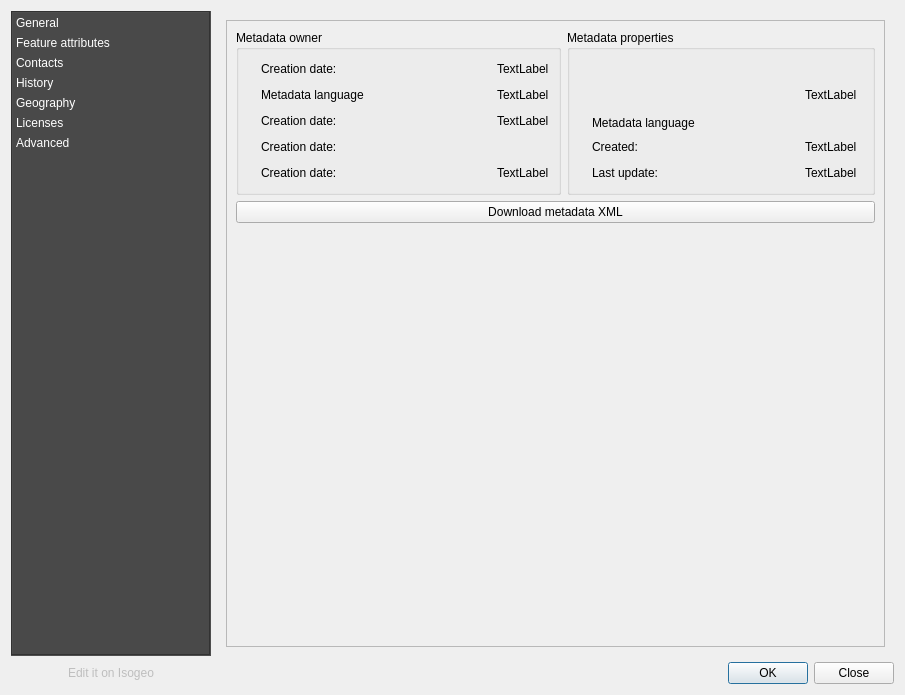
First picture: the form in ui/metadata/ui_md_details.ui, repository isogeo/isogeo-plugin-qgis, before the edit.
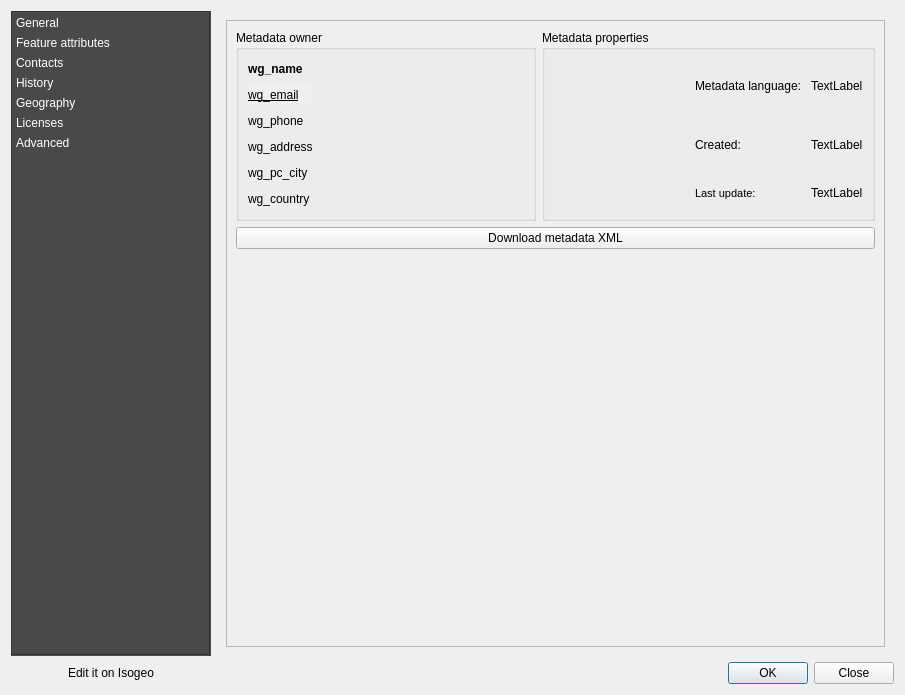
Second picture: the form after the edit. The open tabs and pages were chosen to show the change. Icons and pictures are not drawn. Custom widgets are drawn as their Qt base class.

Commit message: working on #64 : advanced tab and feature attributes tab

```diff
--- a/ui/metadata/ui_md_details.ui
+++ b/ui/metadata/ui_md_details.ui
@@ -20,7 +20,52 @@
    <locale language="English" country="UnitedStates"/>
   </property>
   <layout class="QGridLayout" name="gridLayout_2">
-   <item row="0" column="0">
+   <item column="0" row="1">
+    <widget class="QPushButton" name="btn_md_edit">
+     <property name="enabled">
+      <bool>true</bool>
+     </property>
+     <property name="autoFillBackground">
+      <bool>true</bool>
+     </property>
+     <property name="text">
+      <string>Edit it on Isogeo</string>
+     </property>
+     <property name="icon">
+      <iconset resource="../../resources.qrc">
+       <normaloff>:/plugins/Isogeo/resources/pencil.svg</normaloff>:/plugins/Isogeo/resources/pencil.svg</iconset>
+     </property>
+     <property name="checkable">
+      <bool>false</bool>
+     </property>
+     <property name="default">
+      <bool>false</bool>
+     </property>
+     <property name="flat">
+      <bool>true</bool>
+     </property>
+    </widget>
+   </item>
+   <item column="1" row="1">
+    <widget class="QDialogButtonBox" name="btn_ok_close">
+     <property name="contextMenuPolicy">
+      <enum>Qt::NoContextMenu</enum>
+     </property>
+     <property name="autoFillBackground">
+      <bool>true</bool>
+     </property>
+     <property name="standardButtons">
+      <set>QDialogButtonBox::Close|QDialogButtonBox::Ok</set>
+     </property>
+     <property name="centerButtons">
+      <bool>false</bool>
+     </property>
+    </widget>
+   </item>
+   <item column="0" row="2">
+    <layout class="QHBoxLayout" name="horizontalLayout_3" />
+   </item>
+   <item column="0" row="0">
     <widget class="QListWidget" name="li_menu">
      <property name="sizePolicy">
       <sizepolicy hsizetype="Minimum" vsizetype="Expanding">
@@ -1054,276 +1099,12 @@
              <rect>
               <x>0</x>
               <y>0</y>
-              <width>650</width>
-              <height>602</height>
+              <width>479</width>
+              <height>214</height>
              </rect>
             </property>
             <layout class="QGridLayout" name="gridLayout_3">
-             <item row="0" column="0">
-              <widget class="QGroupBox" name="grp_md_owner">
-               <property name="maximumSize">
-                <size>
-                 <width>16777215</width>
-                 <height>16777215</height>
-                </size>
-               </property>
-               <property name="title">
-                <string>Metadata owner</string>
-               </property>
-               <layout class="QGridLayout" name="gridLayout_8">
-                <item row="0" column="0">
-                 <widget class="QLabel" name="label_40">
-                  <property name="maximumSize">
-                   <size>
-                    <width>16</width>
-                    <height>16</height>
-                   </size>
-                  </property>
-                  <property name="text">
-                   <string/>
-                  </property>
-                  <property name="pixmap">
-                   <pixmap resource="../../resources.qrc">:/plugins/Isogeo/resources/cube.svg</pixmap>
-                  </property>
-                  <property name="scaledContents">
-                   <bool>true</bool>
-                  </property>
-                 </widget>
-                </item>
-                <item row="1" column="6">
-                 <widget class="QLabel" name="val_format_5">
-                  <property name="text">
-                   <string>TextLabel</string>
-                  </property>
-                 </widget>
-                </item>
-                <item row="2" column="0">
-                 <widget class="QLabel" name="label_37">
-                  <property name="maximumSize">
-                   <size>
-                    <width>16</width>
-                    <height>16</height>
-                   </size>
-                  </property>
-                  <property name="text">
-                   <string/>
-                  </property>
-                  <property name="pixmap">
-                   <pixmap resource="../../resources.qrc">:/plugins/Isogeo/resources/calendar-o.svg</pixmap>
-                  </property>
-                  <property name="scaledContents">
-                   <bool>true</bool>
-                  </property>
-                 </widget>
-                </item>
-                <item row="1" column="0">
-                 <widget class="QLabel" name="label_34">
-                  <property name="maximumSize">
-                   <size>
-                    <width>16</width>
-                    <height>16</height>
-                   </size>
-                  </property>
-                  <property name="text">
-                   <string/>
-                  </property>
-                  <property name="pixmap">
-                   <pixmap resource="../../resources.qrc">:/plugins/Isogeo/resources/calendar-o.svg</pixmap>
-                  </property>
-                  <property name="scaledContents">
-                   <bool>true</bool>
-                  </property>
-                 </widget>
-                </item>
-                <item row="0" column="6">
-                 <widget class="QLabel" name="val_data_crea_3">
-                  <property name="text">
-                   <string>TextLabel</string>
-                  </property>
-                 </widget>
-                </item>
-                <item row="0" column="2">
-                 <widget class="QLabel" name="lbl_data_crea_6">
-                  <property name="text">
-                   <string>Creation date:</string>
-                  </property>
-                 </widget>
-                </item>
-                <item row="1" column="2">
-                 <widget class="QLabel" name="lbl_format_5">
-                  <property name="text">
-                   <string>Metadata language</string>
-                  </property>
-                 </widget>
-                </item>
-                <item row="3" column="0">
-                 <widget class="QLabel" name="label_35">
-                  <property name="maximumSize">
-                   <size>
-                    <width>16</width>
-                    <height>16</height>
-                   </size>
-                  </property>
-                  <property name="text">
-                   <string/>
-                  </property>
-                  <property name="pixmap">
-                   <pixmap resource="../../resources.qrc">:/plugins/Isogeo/resources/calendar-o.svg</pixmap>
-                  </property>
-                  <property name="scaledContents">
-                   <bool>true</bool>
-                  </property>
-                 </widget>
-                </item>
-                <item row="2" column="2">
-                 <widget class="QLabel" name="lbl_data_crea_2">
-                  <property name="text">
-                   <string>Creation date:</string>
-                  </property>
-                 </widget>
-                </item>
-                <item row="2" column="4">
-                 <spacer name="horizontalSpacer_14">
-                  <property name="orientation">
-                   <enum>Qt::Horizontal</enum>
-                  </property>
-                  <property name="sizeHint" stdset="0">
-                   <size>
-                    <width>470</width>
-                    <height>20</height>
-                   </size>
-                  </property>
-                 </spacer>
-                </item>
-                <item row="0" column="4">
-                 <spacer name="horizontalSpacer_15">
-                  <property name="orientation">
-                   <enum>Qt::Horizontal</enum>
-                  </property>
-                  <property name="sizeHint" stdset="0">
-                   <size>
-                    <width>49</width>
-                    <height>20</height>
-                   </size>
-                  </property>
-                 </spacer>
-                </item>
-                <item row="1" column="4">
-                 <spacer name="horizontalSpacer_8">
-                  <property name="orientation">
-                   <enum>Qt::Horizontal</enum>
-                  </property>
-                  <property name="sizeHint" stdset="0">
-                   <size>
-                    <width>357</width>
-                    <height>20</height>
-                   </size>
-                  </property>
-                 </spacer>
-                </item>
-                <item row="3" column="3">
-                 <spacer name="horizontalSpacer_9">
-                  <property name="orientation">
-                   <enum>Qt::Horizontal</enum>
-                  </property>
-                  <property name="sizeHint" stdset="0">
-                   <size>
-                    <width>23</width>
-                    <height>20</height>
-                   </size>
-                  </property>
-                 </spacer>
-                </item>
-                <item row="2" column="6">
-                 <widget class="QLabel" name="val_data_crea_2">
-                  <property name="text">
-                   <string>TextLabel</string>
-                  </property>
-                 </widget>
-                </item>
-                <item row="4" column="6">
-                 <widget class="QLabel" name="val_data_crea_4">
-                  <property name="text">
-                   <string>TextLabel</string>
-                  </property>
-                 </widget>
-                </item>
-                <item row="3" column="2">
-                 <widget class="QLabel" name="lbl_data_crea_4">
-                  <property name="text">
-                   <string>Creation date:</string>
-                  </property>
-                 </widget>
-                </item>
-                <item row="4" column="0">
-                 <widget class="QLabel" name="label_41">
-                  <property name="maximumSize">
-                   <size>
-                    <width>16</width>
-                    <height>16</height>
-                   </size>
-                  </property>
-                  <property name="text">
-                   <string/>
-                  </property>
-                  <property name="pixmap">
-                   <pixmap resource="../../resources.qrc">:/plugins/Isogeo/resources/calendar-o.svg</pixmap>
-                  </property>
-                  <property name="scaledContents">
-                   <bool>true</bool>
-                  </property>
-                 </widget>
-                </item>
-                <item row="4" column="2">
-                 <widget class="QLabel" name="lbl_data_crea_3">
-                  <property name="text">
-                   <string>Creation date:</string>
-                  </property>
-                 </widget>
-                </item>
-                <item row="3" column="4">
-                 <spacer name="horizontalSpacer_10">
-                  <property name="orientation">
-                   <enum>Qt::Horizontal</enum>
-                  </property>
-                  <property name="sizeHint" stdset="0">
-                   <size>
-                    <width>89</width>
-                    <height>20</height>
-                   </size>
-                  </property>
-                 </spacer>
-                </item>
-                <item row="4" column="4">
-                 <spacer name="horizontalSpacer_11">
-                  <property name="orientation">
-                   <enum>Qt::Horizontal</enum>
-                  </property>
-                  <property name="sizeHint" stdset="0">
-                   <size>
-                    <width>57</width>
-                    <height>20</height>
-                   </size>
-                  </property>
-                 </spacer>
-                </item>
-               </layout>
-               <widget class="QLabel" name="val_data_crea_6">
-                <property name="geometry">
-                 <rect>
-                  <x>350</x>
-                  <y>10</y>
-                  <width>53</width>
-                  <height>20</height>
-                 </rect>
-                </property>
-                <property name="text">
-                 <string>TextLabel</string>
-                </property>
-               </widget>
-              </widget>
-             </item>
-             <item row="3" column="0" colspan="2">
+             <item colspan="2" column="0" row="3">
               <spacer name="md_advanced_vert_spacer">
                <property name="orientation">
                 <enum>Qt::Vertical</enum>
@@ -1343,8 +1124,172 @@
                </property>
               </widget>
              </item>
-             <item row="0" column="1">
+             <item column="0" row="0">
+              <widget class="QGroupBox" name="grp_md_owner">
+               <property name="minimumSize">
+                <size>
+                 <width>300</width>
+                 <height>150</height>
+                </size>
+               </property>
+               <property name="maximumSize">
+                <size>
+                 <width>16777211</width>
+                 <height>16777215</height>
+                </size>
+               </property>
+               <property name="title">
+                <string>Metadata owner</string>
+               </property>
+               <layout class="QGridLayout" name="gridLayout_8">
+                <item column="1" row="3">
+                 <spacer name="horiz_spacer_wg_address">
+                  <property name="orientation">
+                   <enum>Qt::Horizontal</enum>
+                  </property>
+                  <property name="sizeHint" stdset="0">
+                   <size>
+                    <width>89</width>
+                    <height>20</height>
+                   </size>
+                  </property>
+                 </spacer>
+                </item>
+                <item column="1" row="2">
+                 <spacer name="horiz_spacer_wg_phone">
+                  <property name="orientation">
+                   <enum>Qt::Horizontal</enum>
+                  </property>
+                  <property name="sizeHint" stdset="0">
+                   <size>
+                    <width>470</width>
+                    <height>20</height>
+                   </size>
+                  </property>
+                 </spacer>
+                </item>
+                <item column="1" row="4">
+                 <spacer name="horiz_spacer_wg_city">
+                  <property name="orientation">
+                   <enum>Qt::Horizontal</enum>
+                  </property>
+                  <property name="sizeHint" stdset="0">
+                   <size>
+                    <width>57</width>
+                    <height>20</height>
+                   </size>
+                  </property>
+                 </spacer>
+                </item>
+                <item column="0" row="1">
+                 <widget class="QLabel" name="val_owner_email">
+                  <property name="font">
+                   <font>
+                    <underline>true</underline>
+                   </font>
+                  </property>
+                  <property name="autoFillBackground">
+                   <bool>true</bool>
+                  </property>
+                  <property name="text">
+                   <string>wg_email</string>
+                  </property>
+                  <property name="openExternalLinks">
+                   <bool>true</bool>
+                  </property>
+                 </widget>
+                </item>
+                <item column="0" row="3">
+                 <widget class="QLabel" name="val_owner_address">
+                  <property name="text">
+                   <string>wg_address</string>
+                  </property>
+                 </widget>
+                </item>
+                <item column="0" row="2">
+                 <widget class="QLabel" name="val_owner_phone">
+                  <property name="text">
+                   <string>wg_phone</string>
+                  </property>
+                 </widget>
+                </item>
+                <item column="0" row="4">
+                 <widget class="QLabel" name="val_owner_city">
+                  <property name="text">
+                   <string>wg_pc_city</string>
+                  </property>
+                 </widget>
+                </item>
+                <item column="1" row="0">
+                 <spacer name="horiz_spacer_wg_name">
+                  <property name="orientation">
+                   <enum>Qt::Horizontal</enum>
+                  </property>
+                  <property name="sizeHint" stdset="0">
+                   <size>
+                    <width>357</width>
+                    <height>20</height>
+                   </size>
+                  </property>
+                 </spacer>
+                </item>
+                <item column="1" row="1">
+                 <spacer name="horiz_spacer_wg_email">
+                  <property name="orientation">
+                   <enum>Qt::Horizontal</enum>
+                  </property>
+                  <property name="sizeHint" stdset="0">
+                   <size>
+                    <width>40</width>
+                    <height>20</height>
+                   </size>
+                  </property>
+                 </spacer>
+                </item>
+                <item column="0" row="5">
+                 <widget class="QLabel" name="val_owner_country">
+                  <property name="text">
+                   <string>wg_country</string>
+                  </property>
+                 </widget>
+                </item>
+                <item column="1" row="5">
+                 <spacer name="horiz_spacer_wg_country">
+                  <property name="orientation">
+                   <enum>Qt::Horizontal</enum>
+                  </property>
+                  <property name="sizeHint" stdset="0">
+                   <size>
+                    <width>40</width>
+                    <height>20</height>
+                   </size>
+                  </property>
+                 </spacer>
+                </item>
+                <item column="0" row="0">
+                 <widget class="QLabel" name="val_owner_name">
+                  <property name="font">
+                   <font>
+                    <weight>75</weight>
+                    <bold>true</bold>
+                   </font>
+                  </property>
+                  <property name="text">
+                   <string>wg_name</string>
+                  </property>
+                 </widget>
+                </item>
+               </layout>
+              </widget>
+             </item>
+             <item column="1" row="0">
               <widget class="QGroupBox" name="grp_md_properties">
+               <property name="minimumSize">
+                <size>
+                 <width>150</width>
+                 <height>150</height>
+                </size>
+               </property>
                <property name="maximumSize">
                 <size>
                  <width>16777215</width>
@@ -1355,125 +1300,92 @@
                 <string>Metadata properties</string>
                </property>
                <layout class="QGridLayout" name="gridLayout_10">
-                <item row="4" column="0">
-                 <widget class="QLabel" name="ico_md_date_update">
-                  <property name="maximumSize">
-                   <size>
-                    <width>16</width>
-                    <height>16</height>
-                   </size>
-                  </property>
-                  <property name="text">
-                   <string/>
-                  </property>
-                  <property name="pixmap">
-                   <pixmap resource="../../resources.qrc">:/plugins/Isogeo/resources/calendar-o.svg</pixmap>
-                  </property>
-                  <property name="scaledContents">
-                   <bool>true</bool>
-                  </property>
-                 </widget>
-                </item>
-                <item row="4" column="1">
+                <item column="2" row="4">
                  <widget class="QLabel" name="lbl_md_date_update">
-                  <property name="text">
-                   <string>Last update:</string>
-                  </property>
-                 </widget>
-                </item>
-                <item row="4" column="3">
-                 <spacer name="horiz_spacer_val_md_date_update">
-                  <property name="orientation">
-                   <enum>Qt::Horizontal</enum>
-                  </property>
-                  <property name="sizeHint" stdset="0">
+                  <property name="maximumSize">
                    <size>
-                    <width>357</width>
-                    <height>20</height>
+                    <width>75</width>
+                    <height>32</height>
                    </size>
                   </property>
-                 </spacer>
-                </item>
-                <item row="1" column="4" rowspan="2" colspan="2">
-                 <widget class="QLabel" name="val_md_lang">
+                  <property name="font">
+                   <font>
+                    <pointsize>8</pointsize>
+                   </font>
+                  </property>
                   <property name="text">
-                   <string>TextLabel</string>
+                   <string>Last update:</string>
+                  </property>
+                  <property name="scaledContents">
+                   <bool>true</bool>
+                  </property>
+                  <property name="wordWrap">
+                   <bool>false</bool>
                   </property>
                  </widget>
                 </item>
-                <item row="3" column="1">
+                <item column="2" row="3">
                  <widget class="QLabel" name="lbl_md_date_crea">
                   <property name="text">
                    <string>Created:</string>
                   </property>
                  </widget>
                 </item>
-                <item row="2" column="0">
-                 <widget class="QLabel" name="ico_md_lang">
-                  <property name="maximumSize">
-                   <size>
-                    <width>16</width>
-                    <height>16</height>
-                   </size>
-                  </property>
-                  <property name="text">
-                   <string/>
-                  </property>
-                  <property name="pixmap">
-                   <pixmap resource="../../resources.qrc">:/plugins/Isogeo/resources/cube.svg</pixmap>
-                  </property>
-                  <property name="scaledContents">
-                   <bool>true</bool>
-                  </property>
-                 </widget>
-                </item>
-                <item row="2" column="1">
+                <item column="2" row="2">
                  <widget class="QLabel" name="lbl_md_lang">
                   <property name="text">
-                   <string>Metadata language</string>
+                   <string>Metadata language: </string>
                   </property>
                  </widget>
                 </item>
-                <item row="3" column="3">
-                 <spacer name="horiz_spacer_val_md_date_crea">
-                  <property name="orientation">
-                   <enum>Qt::Horizontal</enum>
+                <item column="4" row="2">
+                 <widget class="QLabel" name="val_md_lang">
+                  <property name="text">
+                   <string>TextLabel</string>
                   </property>
-                  <property name="sizeHint" stdset="0">
-                   <size>
-                    <width>357</width>
-                    <height>20</height>
-                   </size>
+                 </widget>
+                </item>
+                <item column="4" row="4">
+                 <widget class="QLabel" name="val_md_date_update">
+                  <property name="text">
+                   <string>TextLabel</string>
                   </property>
-                 </spacer>
+                 </widget>
                 </item>
-                <item row="3" column="4" colspan="2">
+                <item column="4" row="3">
                  <widget class="QLabel" name="val_md_date_crea">
                   <property name="text">
                    <string>TextLabel</string>
                   </property>
                  </widget>
                 </item>
-                <item row="3" column="0">
-                 <widget class="QLabel" name="ico_md_date_crea">
-                  <property name="maximumSize">
+                <item column="5" row="2">
+                 <spacer name="horizontalSpacer_17">
+                  <property name="orientation">
+                   <enum>Qt::Horizontal</enum>
+                  </property>
+                  <property name="sizeHint" stdset="0">
                    <size>
-                    <width>16</width>
-                    <height>16</height>
+                    <width>40</width>
+                    <height>20</height>
                    </size>
                   </property>
-                  <property name="text">
-                   <string/>
+                 </spacer>
+                </item>
+                <item column="0" row="2">
+                 <spacer name="horizontalSpacer">
+                  <property name="orientation">
+                   <enum>Qt::Horizontal</enum>
                   </property>
-                  <property name="pixmap">
-                   <pixmap resource="../../resources.qrc">:/plugins/Isogeo/resources/calendar-o.svg</pixmap>
+                  <property name="sizeHint" stdset="0">
+                   <size>
+                    <width>40</width>
+                    <height>20</height>
+                   </size>
                   </property>
-                  <property name="scaledContents">
-                   <bool>true</bool>
-                  </property>
-                 </widget>
+                 </spacer>
                 </item>
-                <item row="1" column="3" rowspan="2">
+                <item column="1" row="2">
                  <spacer name="horiz_spacer_val_md_lang">
                   <property name="orientation">
                    <enum>Qt::Horizontal</enum>
@@ -1486,12 +1398,31 @@
                   </property>
                  </spacer>
                 </item>
-                <item row="4" column="4">
-                 <widget class="QLabel" name="val_md_date_update">
-                  <property name="text">
-                   <string>TextLabel</string>
+                <item column="1" row="3">
+                 <spacer name="horiz_spacer_val_md_date_crea">
+                  <property name="orientation">
+                   <enum>Qt::Horizontal</enum>
                   </property>
-                 </widget>
+                  <property name="sizeHint" stdset="0">
+                   <size>
+                    <width>357</width>
+                    <height>20</height>
+                   </size>
+                  </property>
+                 </spacer>
+                </item>
+                <item column="1" row="4">
+                 <spacer name="horiz_spacer_val_md_date_update">
+                  <property name="orientation">
+                   <enum>Qt::Horizontal</enum>
+                  </property>
+                  <property name="sizeHint" stdset="0">
+                   <size>
+                    <width>357</width>
+                    <height>20</height>
+                   </size>
+                  </property>
+                 </spacer>
                 </item>
                </layout>
               </widget>
@@ -1506,55 +1437,19 @@
      </item>
     </layout>
    </item>
-   <item row="1" column="0">
-    <widget class="QPushButton" name="md_edit_button">
-     <property name="enabled">
-      <bool>false</bool>
-     </property>
-     <property name="autoFillBackground">
-      <bool>false</bool>
-     </property>
-     <property name="text">
-      <string>Edit it on Isogeo</string>
-     </property>
-     <property name="icon">
-      <iconset resource="../../resources.qrc">
-       <normaloff>:/plugins/Isogeo/resources/pencil.svg</normaloff>:/plugins/Isogeo/resources/pencil.svg</iconset>
-     </property>
-     <property name="checkable">
-      <bool>false</bool>
-     </property>
-     <property name="default">
-      <bool>false</bool>
-     </property>
-     <property name="flat">
-      <bool>true</bool>
-     </property>
-    </widget>
-   </item>
-   <item row="1" column="1">
-    <widget class="QDialogButtonBox" name="buttonBox">
-     <property name="contextMenuPolicy">
-      <enum>Qt::NoContextMenu</enum>
-     </property>
-     <property name="standardButtons">
-      <set>QDialogButtonBox::Close|QDialogButtonBox::Ok</set>
-     </property>
-     <property name="centerButtons">
-      <bool>false</bool>
-     </property>
-    </widget>
-   </item>
-   <item row="2" column="0">
-    <layout class="QHBoxLayout" name="horizontalLayout_3"/>
-   </item>
   </layout>
  </widget>
  <customwidgets>
   <customwidget>
    <class>QgsCollapsibleGroupBox</class>
    <extends>QGroupBox</extends>
-   <header>qgscollapsiblegroupbox.h</header>
+   <header>qgis.gui</header>
+   <container>1</container>
+  </customwidget>
+  <customwidget>
+   <class>QgsMapCanvas</class>
+   <extends>QWidget</extends>
+   <header>qgis.gui</header>
    <container>1</container>
   </customwidget>
  </customwidgets>
```
Left out of the diff: 107 changed lines with no effect on the pictures. The commit also changes 2 other files.
